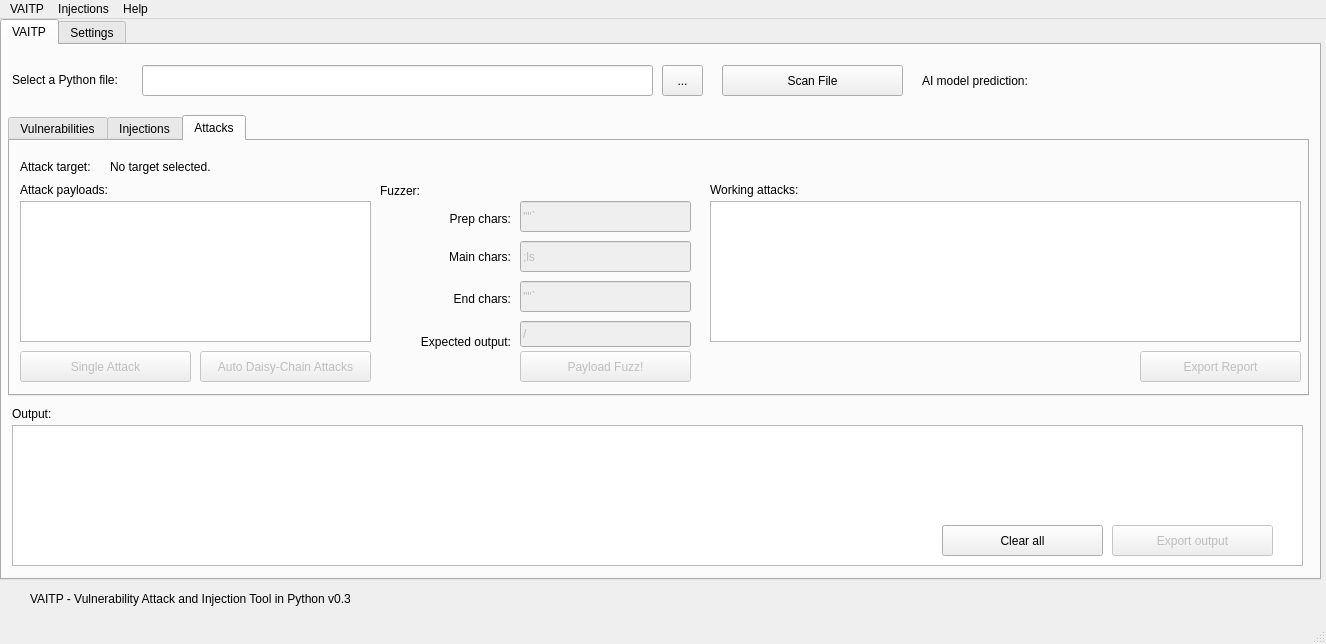
netpack/vaitp, file VAITP GUI/vaitp/vaitp.ui: the form before one commit.
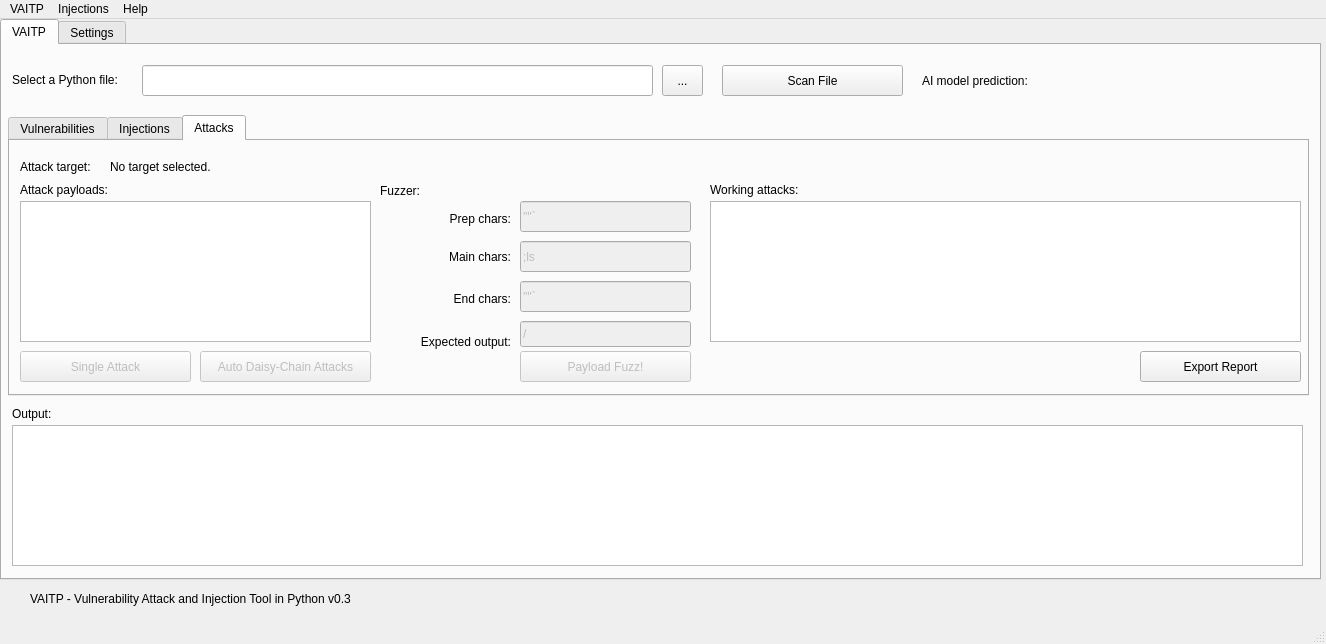
The form after the commit. Icons and pictures are not drawn.

Commit message: Added Export report to PDF

The edit to the form file:
```diff
--- a/VAITP GUI/vaitp/vaitp.ui
+++ b/VAITP GUI/vaitp/vaitp.ui
@@ -138,35 +138,6 @@
        <string>Output:</string>
       </property>
      </widget>
-     <widget class="QPushButton" name="bt_export_output_sh1">
-      <property name="enabled">
-       <bool>false</bool>
-      </property>
-      <property name="geometry">
-       <rect>
-        <x>1110</x>
-        <y>480</y>
-        <width>161</width>
-        <height>31</height>
-       </rect>
-      </property>
-      <property name="text">
-       <string>Export output</string>
-      </property>
-     </widget>
-     <widget class="QPushButton" name="bt_clearAll">
-      <property name="geometry">
-       <rect>
-        <x>940</x>
-        <y>480</y>
-        <width>161</width>
-        <height>31</height>
-       </rect>
-      </property>
-      <property name="text">
-       <string>Clear all</string>
-      </property>
-     </widget>
      <widget class="QTabWidget" name="tabWidget_2">
       <property name="geometry">
        <rect>
@@ -545,7 +516,7 @@
        </widget>
        <widget class="QPushButton" name="bt_exportReport">
         <property name="enabled">
-         <bool>false</bool>
+         <bool>true</bool>
         </property>
         <property name="geometry">
          <rect>
```
Left out of the diff: 20 changed lines with no effect on the pictures. The commit also changes 4 other files.
